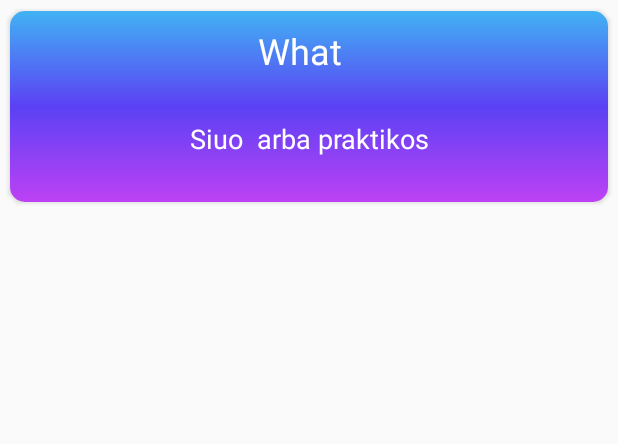
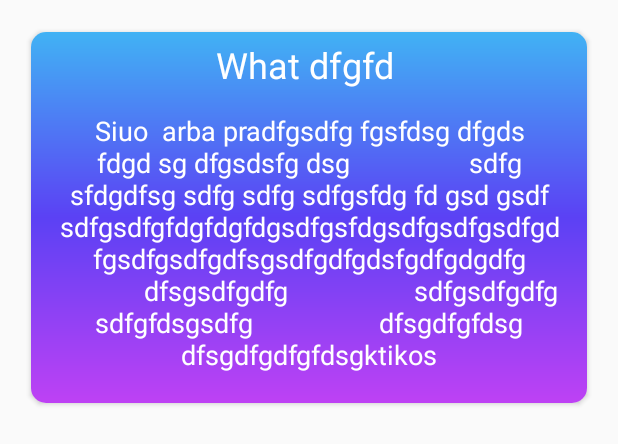
Before and after one commit to PuginisPerkunas/MyCvApp, an Android app: the layout experience_item.xml on its own in the app's theme, with its tools: preview values and no code run, on a phone screen of 412 x 824 dp. Shown: the top 444 px of the screen. Run offline under Robolectric (Android 15) with nearby library versions, the phone set to English and light mode, and no system bars.

```diff
--- a/app/build.gradle
+++ b/app/build.gradle
@@ -4,7 +4,7 @@ android {
     compileSdkVersion 26
     buildToolsVersion "26.0.1"
     defaultConfig {
-        applicationId "com.example.a0111010001101111.mypersonalcvv2"
+        applicationId "com.a0111010001101111.cvAppTomasSkarnulis"
         minSdkVersion 21
         targetSdkVersion 26
         versionCode 1
@@ -32,10 +32,13 @@ dependencies {
     compile 'com.android.support:design:26.+'
     compile 'com.android.support:support-v4:26.+'
     compile 'com.android.support:cardview-v7:26.1.0'
+    compile 'com.azoft.carousellayoutmanager:carousel:1.2.1'
+    compile 'com.gtomato.android.library:carouselview:2.0.1'
     compile 'com.android.support.constraint:constraint-layout:1.0.2'
     compile 'com.dynamitechetan.flowinggradient:flowinggradient:1.1'
     compile 'com.github.2359media:EasyAndroidAnimations:0.8'
     compile 'com.squareup.picasso:picasso:2.5.2'
+    compile 'com.azoft.carousellayoutmanager:carousel:1.2.1'
 
     testCompile 'junit:junit:4.12'
 }
--- a/app/src/main/java/com/example/a0111010001101111/mypersonalcvv2/Adapters/ExperienceAdapter.java
+++ b/app/src/main/java/com/example/a0111010001101111/mypersonalcvv2/Adapters/ExperienceAdapter.java
@@ -39,7 +39,7 @@ public class ExperienceAdapter extends RecyclerView.Adapter<ExperienceHolder> {
     public void onBindViewHolder(ExperienceHolder holder, int position) {
         holder.titleTxt.setText(itemsList.get(position).getTitle());
         holder.sectonTxt.setText(itemsList.get(position).getSectionText());
-        Picasso.with(context).load(itemsList.get(position).getImageName()).into(holder.imageExp);
+       // Picasso.with(context).load(itemsList.get(position).getImageName()).into(holder.imageExp);
     }
 
     @Override
--- a/app/src/main/java/com/example/a0111010001101111/mypersonalcvv2/Holders/ExperienceHolder.java
+++ b/app/src/main/java/com/example/a0111010001101111/mypersonalcvv2/Holders/ExperienceHolder.java
@@ -31,7 +31,7 @@ public class ExperienceHolder extends RecyclerView.ViewHolder implements View.On
         dataStorage = new DataStorage(context);
         titleTxt = (TextView) itemView.findViewById(R.id.title_text);
         sectonTxt = (TextView) itemView.findViewById(R.id.section_text);
-        imageExp = (ImageView) itemView.findViewById(R.id.image_experieance);
+        //imageExp = (ImageView) itemView.findViewById(R.id.image_experieance);
 
         titleTxt.setTypeface(dataStorage.getFontBold());
         sectonTxt.setTypeface(dataStorage.getFontBold());
--- a/app/src/main/res/layout/experience_item.xml
+++ b/app/src/main/res/layout/experience_item.xml
@@ -10,7 +10,7 @@
         android:layout_width="match_parent"
         android:layout_height="wrap_content"
         android:layout_gravity="center"
-        android:layout_margin="1dp"
+        android:layout_margin="15dp"
         card_view:cardUseCompatPadding="true"
         card_view:cardCornerRadius="10dp"
         card_view:contentPadding="0dp">
@@ -28,11 +28,11 @@
                 android:id="@+id/title_text"
                 android:layout_width="match_parent"
                 android:layout_height="wrap_content"
-                android:text="What  "
+                android:text="What dfgfd "
                 android:textSize="24dp"
                 android:textAlignment="center"
                 android:layout_centerHorizontal="true"
-                android:layout_marginTop="10dp"
+                android:layout_marginTop="5dp"
                 android:paddingLeft="20dp"
                 android:paddingRight="20dp"
                 android:textColor="@android:color/white" />
@@ -43,20 +43,18 @@
                 android:layout_height="wrap_content"
                 android:textSize="18dp"
                 android:textColor="@android:color/white"
-                android:layout_marginTop="10dp"
-                android:padding="20dp"
-                android:text="Siuo  arba praktikos"
+                android:layout_marginTop="5dp"
+                android:padding="10dp"
+                android:text="Siuo  arba pradfgsdfg fgsfdsg dfgds fdgd sg dfgsdsfg dsg
+                sdfg sfdgdfsg sdfg sdfg sdfgsfdg fd gsd gsdf
+                 sdfgsdfgfdgfdgfdgsdfgsfdgsdfgsdfgsdfgdfgsdfgsdfgdfsgsdfgdfgdsfgdfgdgdfg
+                 dfsgsdfgdfg
+                 sdfgsdfgdfg
+                 sdfgfdsgsdfg
+                 dfsgdfgfdsg
+                 dfsgdfgdfgfdsgktikos"
                 android:textAlignment="center"
                 android:layout_centerHorizontal="true"/>
-
-            <ImageView
-                android:id="@+id/image_experieance"
-                android:layout_below="@+id/section_text"
-                android:layout_width="wrap_content"
-                android:layout_height="wrap_content"
-                android:layout_centerHorizontal="true"
-
-                />
 
         </RelativeLayout>
     </android.support.v7.widget.CardView>
--- a/app/src/main/res/values/dimens.xml
+++ b/app/src/main/res/values/dimens.xml
@@ -8,8 +8,8 @@
     <dimen name="frag_knowledge_title">24sp</dimen>
     <dimen name="frag_knowledge_sub">16sp</dimen>
     <dimen name="frag_knowledge_explain">14sp</dimen>
-    <dimen name="frag_experience_title">34sp</dimen>
-    <dimen name="frag_experience_sub">26sp</dimen>
+    <dimen name="frag_experience_title">26sp</dimen>
+    <dimen name="frag_experience_sub">18sp</dimen>
     <dimen name="frag_end_title">24sp</dimen>
     <dimen name="frag_end_explain">16sp</dimen>
     <dimen name="frag_end_card_img_h">22dp</dimen>
--- a/app/src/main/res/values/strings.xml
+++ b/app/src/main/res/values/strings.xml
@@ -1,5 +1,5 @@
 <resources>
-    <string name="app_name">MyPersonalCvV2</string>
+    <string name="app_name">Cv_app_Tomas_Skarnulis</string>
 
     <string name="navigation_drawer_open" translatable="false">Open navigation drawer</string>
     <string name="navigation_drawer_close" translatable="false">Close navigation drawer</string>
```
Also changed, not shown: app/src/main/java/com/example/a0111010001101111/mypersonalcvv2/ExperienceFragment.java (+11 -7 lines), app/src/main/java/com/example/a0111010001101111/mypersonalcvv2/Models/DataStorage.java (+5 -5 lines), app/src/main/res/layout-sw480dp/fragment_experience.xml (+10 -16 lines), app/src/main/res/layout-sw600dp/fragment_experience.xml (+10 -16 lines), app/src/main/res/layout-sw720dp/fragment_experience.xml (+10 -16 lines), app/src/main/res/layout-sw820dp/fragment_experience.xml (+10 -16 lines), app/src/main/res/layout/fragment_experience.xml (+10 -15 lines), 4 other files.
